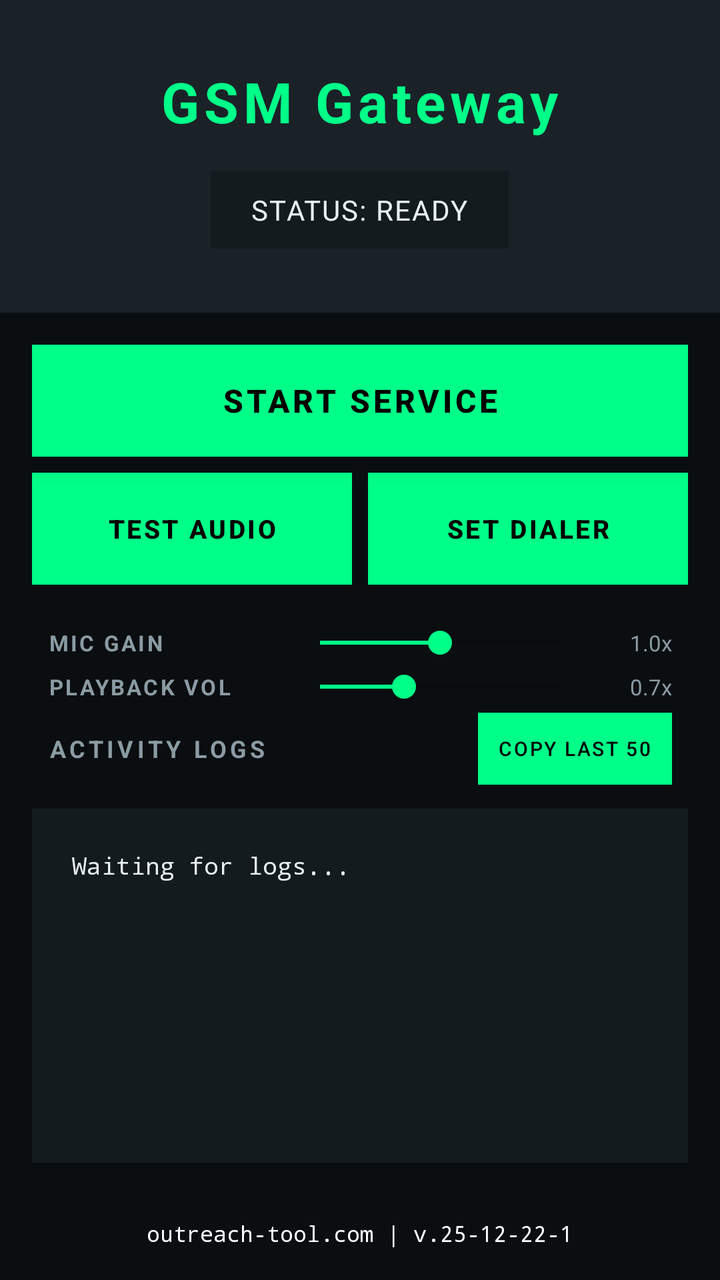
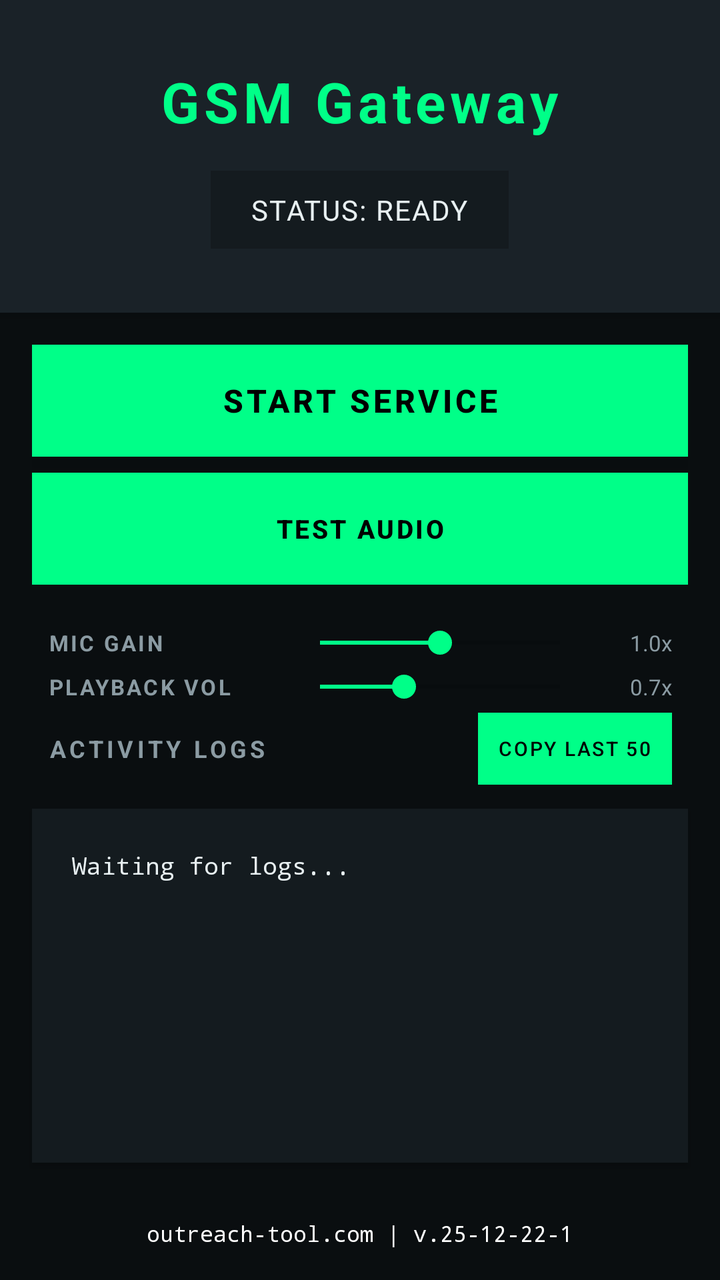

An Android layout rendered at two revisions. The XML below is the earlier revision; the diff shows what the commit changed to produce the second picture.
<!-- AndroidManifest.xml: application theme Theme.AndroidGSM -->
<!-- res/layout/activity_main.xml -->
<?xml version="1.0" encoding="utf-8"?>
<LinearLayout xmlns:android="http://schemas.android.com/apk/res/android"
              android:layout_width="match_parent"
              android:layout_height="match_parent"
              android:orientation="vertical"
              android:background="@color/bg_dark">

    <LinearLayout
            android:layout_width="match_parent"
            android:layout_height="wrap_content"
            android:orientation="vertical"
            android:background="@color/bg_elevated"
            android:padding="32dp"
            android:elevation="4dp">

        <TextView
                android:layout_width="wrap_content"
                android:layout_height="wrap_content"
                android:text="GSM Gateway"
                android:textSize="28sp"
                android:textColor="@color/brand_green"
                android:textStyle="bold"
                android:layout_gravity="center"
                android:letterSpacing="0.08" />

        <TextView
                android:id="@+id/statusTextView"
                android:layout_width="wrap_content"
                android:layout_height="wrap_content"
                android:text="Status: Ready"
                android:textSize="14sp"
                android:textColor="@color/text_primary"
                android:layout_gravity="center"
                android:layout_marginTop="16dp"
                android:padding="10dp"
                android:paddingStart="20dp"
                android:paddingEnd="20dp"
                android:background="@color/bg_card"
                android:textAllCaps="true"
                android:letterSpacing="0.05" />
    </LinearLayout>

    <LinearLayout
            android:layout_width="match_parent"
            android:layout_height="wrap_content"
            android:orientation="vertical"
            android:padding="16dp">

        <Button
                android:id="@+id/toggleButton"
                android:layout_width="match_parent"
                android:layout_height="56dp"
                android:text="START SERVICE"
                android:textSize="16sp"
                android:textStyle="bold"
                android:textColor="@color/black"
                android:background="@color/brand_green"
                android:elevation="8dp"
                android:letterSpacing="0.1"
                android:stateListAnimator="@null"
                android:layout_marginBottom="8dp" />

        <LinearLayout
                android:layout_width="match_parent"
                android:layout_height="wrap_content"
                android:orientation="horizontal">

            <Button
                    android:id="@+id/testAudioButton"
                    android:layout_width="0dp"
                    android:layout_weight="1"
                    android:layout_height="56dp"
                    android:text="TEST AUDIO"
                    android:textSize="13sp"
                    android:textStyle="bold"
                    android:textColor="@color/black"
                    android:background="@color/brand_green"
                    android:elevation="8dp"
                    android:stateListAnimator="@null"
                    android:layout_marginEnd="4dp" />
            
            <Button
                    android:id="@+id/defaultDialerButton"
                    android:layout_width="0dp"
                    android:layout_weight="1"
                    android:layout_height="56dp"
                    android:text="SET DIALER"
                    android:textSize="13sp"
                    android:textStyle="bold"
                    android:textColor="@color/black"
                    android:background="@color/brand_green"
                    android:elevation="8dp"
                    android:stateListAnimator="@null"
                    android:layout_marginStart="4dp" />
        </LinearLayout>
    </LinearLayout>

    <LinearLayout
            android:id="@+id/sim_selection_container"
            android:layout_width="match_parent"
            android:layout_height="wrap_content"
            android:orientation="vertical"
            android:padding="24dp"
            android:background="@color/bg_card"
            android:layout_marginStart="16dp"
            android:layout_marginEnd="16dp"
            android:layout_marginBottom="16dp"
            android:elevation="2dp"
            android:visibility="gone">

        <TextView
                android:layout_width="wrap_content"
                android:layout_height="wrap_content"
                android:text="Select SIM for Calls"
                android:textSize="16sp"
                android:textColor="@color/text_primary"
                android:textStyle="bold"
                android:letterSpacing="0.05" />

        <RadioGroup
                android:id="@+id/sim_radio_group"
                android:layout_width="match_parent"
                android:layout_height="wrap_content"
                android:orientation="vertical"
                android:layout_marginTop="16dp" />
    </LinearLayout>

    <LinearLayout
            android:layout_width="match_parent"
            android:layout_height="wrap_content"
            android:orientation="vertical"
            android:paddingStart="24dp"
            android:paddingEnd="24dp"
            android:paddingTop="4dp"
            android:paddingBottom="4dp">

        <LinearLayout
                android:layout_width="match_parent"
                android:layout_height="wrap_content"
                android:orientation="horizontal"
                android:gravity="center_vertical"
                android:layout_marginBottom="4dp">
            <TextView
                    android:layout_width="120dp"
                    android:layout_height="wrap_content"
                    android:text="MIC GAIN"
                    android:textSize="11sp"
                    android:textStyle="bold"
                    android:textColor="@color/text_secondary"
                    android:letterSpacing="0.1" />
            <SeekBar
                    android:id="@+id/micGainSeekBar"
                    android:layout_width="0dp"
                    android:layout_weight="1"
                    android:layout_height="wrap_content"
                    android:max="200"
                    android:progress="100" />
            <TextView
                    android:id="@+id/micGainLabel"
                    android:layout_width="40dp"
                    android:layout_height="wrap_content"
                    android:text="1.0x"
                    android:textSize="11sp"
                    android:textColor="@color/text_secondary"
                    android:gravity="end" />
        </LinearLayout>

        <LinearLayout
                android:layout_width="match_parent"
                android:layout_height="wrap_content"
                android:orientation="horizontal"
                android:gravity="center_vertical">
            <TextView
                    android:layout_width="120dp"
                    android:layout_height="wrap_content"
                    android:text="PLAYBACK VOL"
                    android:textSize="11sp"
                    android:textStyle="bold"
                    android:textColor="@color/text_secondary"
                    android:letterSpacing="0.1" />
            <SeekBar
                    android:id="@+id/playbackVolSeekBar"
                    android:layout_width="0dp"
                    android:layout_weight="1"
                    android:layout_height="wrap_content"
                    android:max="200"
                    android:progress="70" />
            <TextView
                    android:id="@+id/playbackVolLabel"
                    android:layout_width="40dp"
                    android:layout_height="wrap_content"
                    android:text="0.7x"
                    android:textSize="11sp"
                    android:textColor="@color/text_secondary"
                    android:gravity="end" />
        </LinearLayout>
    </LinearLayout>

    <LinearLayout
            android:layout_width="match_parent"
            android:layout_height="wrap_content"
            android:orientation="horizontal"
            android:gravity="center_vertical"
            android:paddingStart="24dp"
            android:paddingEnd="24dp"
            android:layout_marginBottom="12dp">

        <TextView
                android:layout_width="0dp"
                android:layout_height="wrap_content"
                android:layout_weight="1"
                android:text="ACTIVITY LOGS"
                android:textSize="12sp"
                android:textStyle="bold"
                android:textColor="@color/text_secondary"
                android:letterSpacing="0.15" />

        <Button
                android:id="@+id/copyLogsButton"
                android:layout_width="wrap_content"
                android:layout_height="36dp"
                android:text="COPY LAST 50"
                android:textSize="10sp"
                android:textColor="@color/black"
                android:background="@color/brand_green"
                android:paddingStart="10dp"
                android:paddingEnd="10dp"
                android:stateListAnimator="@null" />
    </LinearLayout>

    <ScrollView
            android:id="@+id/scrollView"
            android:layout_width="match_parent"
            android:layout_height="0dp"
            android:layout_weight="1"
            android:background="@color/bg_card"
            android:padding="20dp"
            android:layout_marginStart="16dp"
            android:layout_marginEnd="16dp"
            android:layout_marginBottom="16dp"
            android:elevation="2dp">

        <TextView
                android:id="@+id/logTextView"
                android:layout_width="match_parent"
                android:layout_height="wrap_content"
                android:text="Waiting for logs...\n"
                android:textSize="12sp"
                android:textColor="@color/text_primary"
                android:fontFamily="monospace"
                android:lineSpacingExtra="6dp" />
    </ScrollView>

    <TextView
            android:id="@+id/versionTextView"
            android:layout_width="match_parent"
            android:layout_height="wrap_content"
            android:text="outreach-tool.com | v.25-12-22-1"
            android:textSize="11sp"
            android:textColor="#ffffff"
            android:fontFamily="monospace"
            android:gravity="center"
            android:paddingTop="12dp"
            android:paddingBottom="16dp" />

</LinearLayout>
<!-- resources referenced by this layout -->
<resources>
  <color name="bg_card">#141B1F</color>
  <color name="bg_dark">#0A0E10</color>
  <color name="bg_elevated">#1A2228</color>
  <color name="black">#FF000000</color>
  <color name="brand_green">#00FF88</color>
  <color name="text_primary">#E8F0F2</color>
  <color name="text_secondary">#8B9BA3</color>
  <style name="Theme.AndroidGSM" parent="Theme.MaterialComponents.DayNight.NoActionBar">
          <item name="colorPrimary">@color/brand_green</item>
          <item name="colorPrimaryVariant">@color/brand_green_dark</item>
          <item name="colorOnPrimary">@color/black</item>
          <item name="colorSecondary">@color/brand_green</item>
          <item name="colorSecondaryVariant">@color/brand_green_dark</item>
          <item name="colorOnSecondary">@color/black</item>
          <item name="android:statusBarColor">@color/bg_dark</item>
          <item name="android:windowLightStatusBar" tools:targetApi="m">false</item>
          <item name="android:navigationBarColor">@color/bg_dark</item>
      </style>
  <color name="brand_green_dark">#00CC6A</color>
</resources>

<!-- the commit's change to res/layout/activity_main.xml (unified diff, before → after) -->
@@ -60,39 +60,17 @@
                 android:stateListAnimator="@null"
                 android:layout_marginBottom="8dp" />
 
-        <LinearLayout
-                android:layout_width="match_parent"
-                android:layout_height="wrap_content"
-                android:orientation="horizontal">
-
-            <Button
-                    android:id="@+id/testAudioButton"
-                    android:layout_width="0dp"
-                    android:layout_weight="1"
-                    android:layout_height="56dp"
-                    android:text="TEST AUDIO"
-                    android:textSize="13sp"
-                    android:textStyle="bold"
-                    android:textColor="@color/black"
-                    android:background="@color/brand_green"
-                    android:elevation="8dp"
-                    android:stateListAnimator="@null"
-                    android:layout_marginEnd="4dp" />
-            
-            <Button
-                    android:id="@+id/defaultDialerButton"
-                    android:layout_width="0dp"
-                    android:layout_weight="1"
-                    android:layout_height="56dp"
-                    android:text="SET DIALER"
-                    android:textSize="13sp"
-                    android:textStyle="bold"
-                    android:textColor="@color/black"
-                    android:background="@color/brand_green"
-                    android:elevation="8dp"
-                    android:stateListAnimator="@null"
-                    android:layout_marginStart="4dp" />
-        </LinearLayout>
+        <Button
+                android:id="@+id/testAudioButton"
+                android:layout_width="match_parent"
+                android:layout_height="56dp"
+                android:text="TEST AUDIO"
+                android:textSize="13sp"
+                android:textStyle="bold"
+                android:textColor="@color/black"
+                android:background="@color/brand_green"
+                android:elevation="8dp"
+                android:stateListAnimator="@null" />
     </LinearLayout>
 
     <LinearLayout
